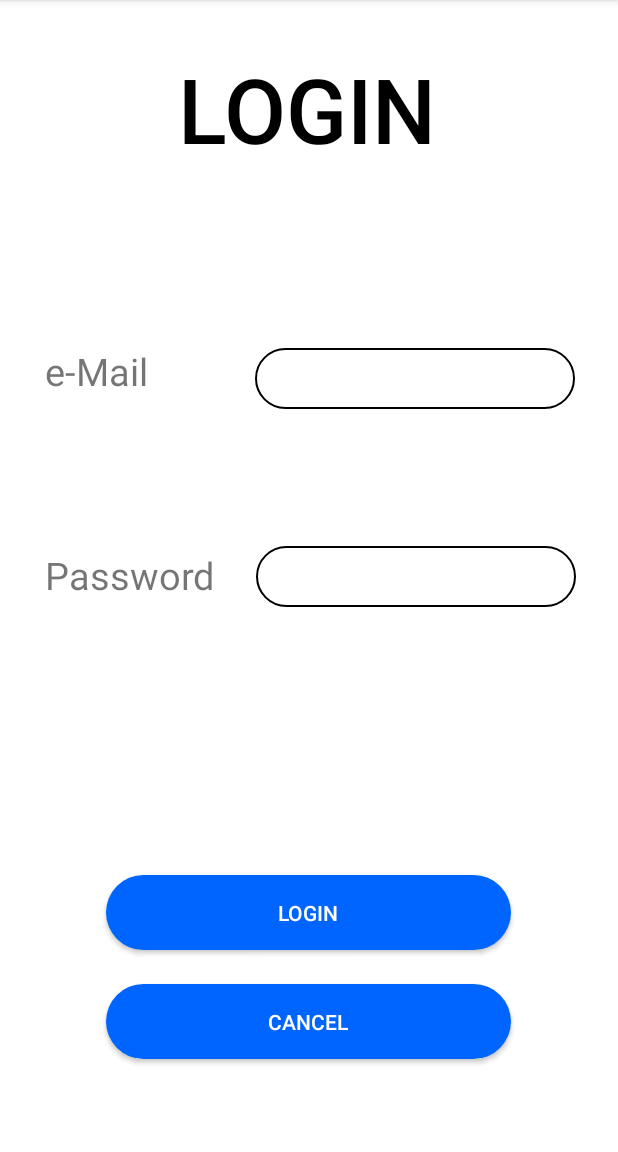
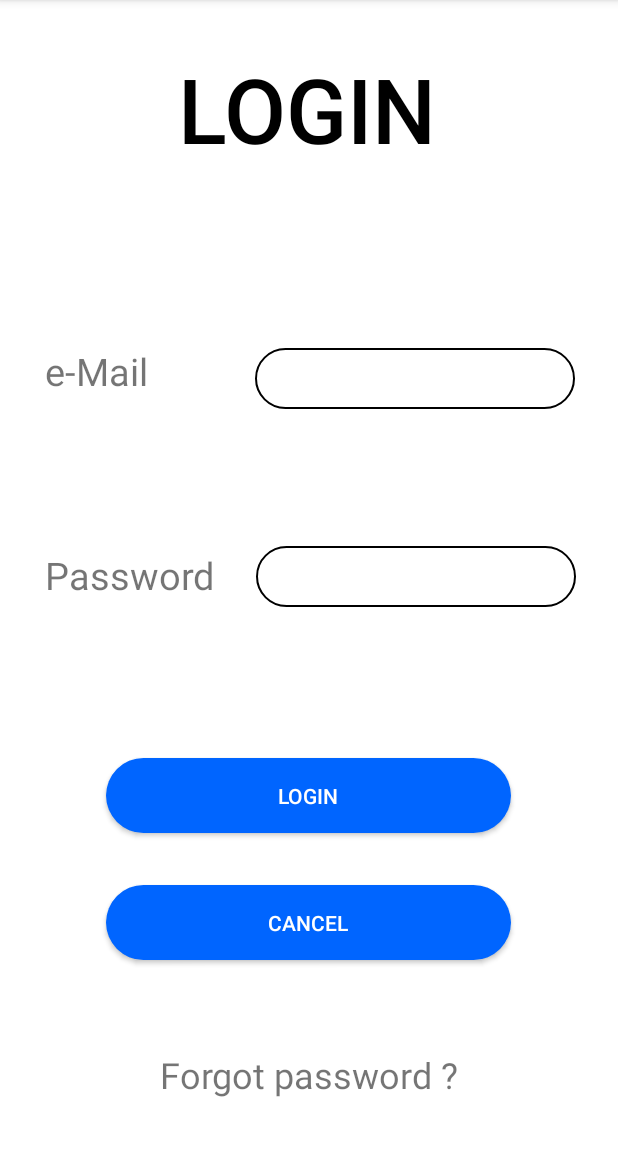
Before and after one commit to lucaLP98/CineMates20_Mobile, an Android app: the screen it shows after launch (MainActivity), after a tap on "LOGIN", on a phone screen of 412 x 824 dp, the part 84-1236 px from its top. Run offline under Robolectric (Android 15) with nearby library versions, the phone set to English and light mode, and no system bars; libraries missing offline, so code that uses them is left out: com.amazonaws.mobileconnectors.

Commit message:
Implementato Login, aggiunta classe astratta FragmentPresenter (riorganizzate classi presenter in funzione di FragmentPresenter)

```diff
--- a/app/build.gradle
+++ b/app/build.gradle
@@ -39,8 +39,6 @@ dependencies {
         exclude group:'commons-logging', module: 'commons-logging'
     }
 
-    implementation 'com.facebook.android:facebook-android-sdk:[4,5)'
-
     implementation platform('com.amazonaws:aws-java-sdk-bom:1.11.1000')
     implementation 'com.amazonaws:aws-android-sdk-cognitoidentityprovider:2.6.29'
     implementation 'com.amazonaws:aws-android-sdk-core:2.6.29'
--- a/app/src/main/AndroidManifest.xml
+++ b/app/src/main/AndroidManifest.xml
@@ -1,6 +1,5 @@
 <?xml version="1.0" encoding="utf-8"?>
 <manifest xmlns:android="http://schemas.android.com/apk/res/android" package="it.ingsw.cinemates20_mobile">
-
     <uses-permission android:name="android.permission.INTERNET"/>
     <uses-permission android:name="android.permission.ACCESS_NETWORK_STATE"/>
 
--- a/app/src/main/java/it/ingsw/cinemates20_mobile/presenters/fragments/AccessPresenter.java
+++ b/app/src/main/java/it/ingsw/cinemates20_mobile/presenters/fragments/AccessPresenter.java
@@ -1,4 +1,7 @@
 package it.ingsw.cinemates20_mobile.presenters.fragments;
+
+import androidx.fragment.app.Fragment;
+import androidx.fragment.app.FragmentManager;
 
 import it.ingsw.cinemates20_mobile.R;
 import it.ingsw.cinemates20_mobile.views.fragments.AccessFragment;
@@ -7,16 +10,18 @@ import it.ingsw.cinemates20_mobile.views.fragments.SingUpFragment;
 
 public class AccessPresenter {
     private final AccessFragment accessFragment;
+    private final FragmentManager fragmentManager;
 
     public AccessPresenter(AccessFragment accessFragment){
         this.accessFragment = accessFragment;
+        fragmentManager = accessFragment.getParentFragmentManager();
     }
 
     public void pressLoginButton(){
-        accessFragment.getParentFragmentManager().beginTransaction().addToBackStack(null).replace(R.id.mainActivityContainer, new LoginFragment()).commit();
+        fragmentManager.beginTransaction().addToBackStack(null).replace(R.id.mainActivityContainer, new LoginFragment()).commit();
     }
 
     public void pressSingUpButton(){
-        accessFragment.getParentFragmentManager().beginTransaction().addToBackStack(null).replace(R.id.mainActivityContainer, new SingUpFragment()).commit();
+        fragmentManager.beginTransaction().addToBackStack(null).replace(R.id.mainActivityContainer, new SingUpFragment()).commit();
     }
 }
--- /dev/null
+++ b/app/src/main/java/it/ingsw/cinemates20_mobile/presenters/fragments/FragmentPresenter.java
@@ -0,0 +1,39 @@
+package it.ingsw.cinemates20_mobile.presenters.fragments;
+
+import android.content.Context;
+
+import androidx.appcompat.app.AlertDialog;
+import androidx.fragment.app.Fragment;
+import androidx.fragment.app.FragmentManager;
+
+import it.ingsw.cinemates20_mobile.R;
+
+public abstract class FragmentPresenter {
+    private final FragmentManager fragmentManager;
+    private final Context context;
+
+    public FragmentPresenter(Fragment fragment){
+        fragmentManager = fragment.getParentFragmentManager();
+        context = fragment.getContext();
+    }
+
+    public Context getContext(){ return context; }
+
+    public FragmentManager getFragmentManager(){ return fragmentManager; }
+
+    public void showErrorMessage(String title, String errorMsg){
+        new AlertDialog.Builder(getContext())
+                .setTitle(title)
+                .setMessage(errorMsg)
+                .setNegativeButton("OK", (dialog, which) -> {})
+                .show();
+    }
+
+    public void showSuccessMessage(String title, String successMsg){
+        new AlertDialog.Builder(getContext())
+                .setTitle(title)
+                .setMessage(successMsg)
+                .setPositiveButton("OK", (dialog, which) -> {})
+                .show();
+    }
+}
--- a/app/src/main/java/it/ingsw/cinemates20_mobile/presenters/fragments/LoginPresenter.java
+++ b/app/src/main/java/it/ingsw/cinemates20_mobile/presenters/fragments/LoginPresenter.java
@@ -1,44 +1,89 @@
 package it.ingsw.cinemates20_mobile.presenters.fragments;
 
+import android.content.Intent;
+import android.view.View;
 import android.widget.EditText;
-import android.widget.Toast;
 
 import androidx.annotation.NonNull;
 
+import com.amazonaws.mobileconnectors.cognitoidentityprovider.CognitoDevice;
+import com.amazonaws.mobileconnectors.cognitoidentityprovider.CognitoUser;
+import com.amazonaws.mobileconnectors.cognitoidentityprovider.CognitoUserSession;
+import com.amazonaws.mobileconnectors.cognitoidentityprovider.continuations.AuthenticationContinuation;
+import com.amazonaws.mobileconnectors.cognitoidentityprovider.continuations.AuthenticationDetails;
+import com.amazonaws.mobileconnectors.cognitoidentityprovider.continuations.ChallengeContinuation;
+import com.amazonaws.mobileconnectors.cognitoidentityprovider.continuations.MultiFactorAuthenticationContinuation;
+import com.amazonaws.mobileconnectors.cognitoidentityprovider.handlers.AuthenticationHandler;
+
 import it.ingsw.cinemates20_mobile.R;
+import it.ingsw.cinemates20_mobile.utilities.CognitoSettings;
+import it.ingsw.cinemates20_mobile.views.activities.HomeActivity;
 import it.ingsw.cinemates20_mobile.views.fragments.LoginFragment;
 
-public class LoginPresenter {
-    private LoginFragment loginFragment;
+public class LoginPresenter extends FragmentPresenter{
+    private final EditText emailEditText;
+    private final EditText pswEditText;
 
-    public LoginPresenter(LoginFragment loginFragment){
-        this.loginFragment = loginFragment;
+    public LoginPresenter(LoginFragment loginFragment, View inflate){
+        super(loginFragment);
+
+        emailEditText = inflate.findViewById(R.id.eMailEditText);
+        pswEditText = inflate.findViewById(R.id.passwordEditText);
     }
 
     public void pressCancelButton(){
-        loginFragment.getActivity().getSupportFragmentManager().popBackStack();
+        getFragmentManager().popBackStack();
     }
 
     public void pressLoginButton(){
-        EditText emailEditText = loginFragment.getInflate().findViewById(R.id.eMailEditText);
-        EditText pswEditText = loginFragment.getInflate().findViewById(R.id.passwordEditText);
-
         //required fields check
         if(isEmptyEditText(emailEditText) || isEmptyEditText(pswEditText)){
-            Toast.makeText(loginFragment.getActivity(), R.string.error_empty_field, Toast.LENGTH_SHORT).show();
+            showErrorMessage(getContext().getResources().getString(R.string.error_singin_label), getContext().getResources().getString(R.string.error_empty_field));
             return;
         }
 
+        loginUser(String.valueOf(emailEditText.getText()));
+    }
 
+    private void loginUser(String eMail){
+        CognitoSettings cognitoSettings = new CognitoSettings(getContext());
+        CognitoUser thisUser = cognitoSettings.getUserPool().getUser(eMail);
+
+        thisUser.getSessionInBackground(authenticationHandler);
     }
 
     private boolean isEmptyEditText(@NonNull EditText editText){
-        boolean isEmpty;
-
-        if(editText.getText().toString().equals(""))    isEmpty = true;
-        else    isEmpty = false;
-
-        return isEmpty;
+        return String.valueOf(editText.getText()).equals("");
     }
 
+    private final AuthenticationHandler authenticationHandler = new AuthenticationHandler() {
+        @Override
+        public void onSuccess(CognitoUserSession userSession, CognitoDevice newDevice) {
+            Intent loginIntent = new Intent(getContext(), HomeActivity.class);
+            loginIntent.putExtra("loginToken", userSession.getIdToken().toString());
+            getContext().startActivity(loginIntent);
+        }
+
+        @Override
+        public void getAuthenticationDetails(AuthenticationContinuation authenticationContinuation, String userId) {
+            AuthenticationDetails authenticationDetails = new AuthenticationDetails(userId, String.valueOf(pswEditText.getText()), null);
+            authenticationContinuation.setAuthenticationDetails(authenticationDetails);
+            authenticationContinuation.continueTask();
+        }
+
+        @Override
+        public void getMFACode(MultiFactorAuthenticationContinuation continuation) {
+
+        }
+
+        @Override
+        public void authenticationChallenge(ChallengeContinuation continuation) {
+
+        }
+
+        @Override
+        public void onFailure(Exception exception) {
+            showErrorMessage(getContext().getResources().getString(R.string.error_singin_label), exception.getMessage());
+        }
+    };
 }
--- a/app/src/main/java/it/ingsw/cinemates20_mobile/utilities/CognitoSettings.java
+++ b/app/src/main/java/it/ingsw/cinemates20_mobile/utilities/CognitoSettings.java
@@ -6,9 +6,9 @@ import com.amazonaws.mobileconnectors.cognitoidentityprovider.CognitoUserPool;
 import com.amazonaws.regions.Regions;
 
 public class CognitoSettings {
-    private String userPoolID = "us-east-2_ZDQpJ0hzW";
-    private String clientID = "55pbo7deukaj1l13h24bhrnbio";
-    private String clientSecret = "1hp6qqbvjce7uf24s50q4f58462rl4ku6k96nqt6laetdfm7t3n5";
+    private String userPoolID = " us-east-2_XmVrbqS7s";
+    private String clientID = "36lg0jvgdnr95a32gepj5s712f";
+    private String clientSecret = "ubpprb28bm8la2l607dk1b41hd39ndd757he2nt18l5i33jdbk5";
     private Regions cognitoRegion = Regions.US_EAST_2;
 
     private Context context;
--- a/app/src/main/java/it/ingsw/cinemates20_mobile/views/fragments/AccessFragment.java
+++ b/app/src/main/java/it/ingsw/cinemates20_mobile/views/fragments/AccessFragment.java
@@ -24,7 +24,7 @@ public class AccessFragment extends Fragment {
         accessPresenter = new AccessPresenter(this);
 
         // Inflate the layout for this fragment
-       View inflate = inflater.inflate(R.layout.fragment_access, container, false);
+        View inflate = inflater.inflate(R.layout.fragment_access, container, false);
 
         inflate.findViewById(R.id.goToLoginButton).setOnClickListener( v -> accessPresenter.pressLoginButton());
         inflate.findViewById(R.id.goToSingUpButton).setOnClickListener( v -> accessPresenter.pressSingUpButton());
--- a/app/src/main/java/it/ingsw/cinemates20_mobile/views/fragments/LoginFragment.java
+++ b/app/src/main/java/it/ingsw/cinemates20_mobile/views/fragments/LoginFragment.java
@@ -2,21 +2,17 @@ package it.ingsw.cinemates20_mobile.views.fragments;
 
 import android.os.Bundle;
 
-import androidx.appcompat.widget.Toolbar;
 import androidx.fragment.app.Fragment;
 
 import android.view.LayoutInflater;
 import android.view.View;
 import android.view.ViewGroup;
-import android.widget.Button;
 
 import it.ingsw.cinemates20_mobile.R;
 import it.ingsw.cinemates20_mobile.presenters.fragments.LoginPresenter;
 
 public class LoginFragment extends Fragment {
-
     private LoginPresenter loginPresenter;
-    private View inflate;
 
     @Override
     public void onCreate(Bundle savedInstanceState) {
@@ -25,18 +21,14 @@ public class LoginFragment extends Fragment {
 
     @Override
     public View onCreateView(LayoutInflater inflater, ViewGroup container, Bundle savedInstanceState) {
-        loginPresenter = new LoginPresenter(this);
+        // Inflate the layout for this fragment
+        View inflate = inflater.inflate(R.layout.fragment_login, container, false);
 
-        // Inflate the layout for this fragment
-        inflate = inflater.inflate(R.layout.fragment_login, container, false);
+        loginPresenter = new LoginPresenter(this, inflate);
 
         inflate.findViewById(R.id.cancelLoginButton).setOnClickListener( v -> loginPresenter.pressCancelButton());
         inflate.findViewById(R.id.loginButton).setOnClickListener( v -> loginPresenter.pressLoginButton());
 
         return inflate;
     }
-
-    public View getInflate(){
-        return inflate;
-    }
 }
--- a/app/src/main/java/it/ingsw/cinemates20_mobile/views/fragments/VerificationCodeSingUpFragment.java
+++ b/app/src/main/java/it/ingsw/cinemates20_mobile/views/fragments/VerificationCodeSingUpFragment.java
@@ -29,10 +29,10 @@ public class VerificationCodeSingUpFragment extends Fragment {
 
     @Override
     public View onCreateView(LayoutInflater inflater, ViewGroup container, Bundle savedInstanceState) {
-        verificationCodePresenter = new VerificationCodePresenter(this, userEmail);
-
         // Inflate the layout for this fragment
         inflate = inflater.inflate(R.layout.fragment_verification_code_sing_up, container, false);
+
+        verificationCodePresenter = new VerificationCodePresenter(this, inflate, userEmail);
 
         inflate.findViewById(R.id.singupVerificationCodeButton).setOnClickListener( v -> verificationCodePresenter.clickConfirmRegistrazion());
 
--- a/app/src/main/res/layout/fragment_login.xml
+++ b/app/src/main/res/layout/fragment_login.xml
@@ -61,7 +61,7 @@
         app:layout_constraintHorizontal_bias="0.496"
         app:layout_constraintStart_toStartOf="parent"
         app:layout_constraintTop_toTopOf="parent"
-        app:layout_constraintVertical_bias="0.812"
+        app:layout_constraintVertical_bias="0.704"
         tools:ignore="TouchTargetSizeCheck,SpeakableTextPresentCheck,SpeakableTextPresentCheck" />
 
     <android.widget.Button
@@ -76,7 +76,19 @@
         app:layout_constraintHorizontal_bias="0.496"
         app:layout_constraintStart_toStartOf="parent"
         app:layout_constraintTop_toTopOf="parent"
-        app:layout_constraintVertical_bias="0.914" />
+        app:layout_constraintVertical_bias="0.822" />
+
+    <TextView
+        android:id="@+id/forgotPasswordTextView"
+        android:layout_width="wrap_content"
+        android:layout_height="wrap_content"
+        android:text="@string/forgotPassword"
+        android:textSize="24sp"
+        app:layout_constraintBottom_toBottomOf="parent"
+        app:layout_constraintEnd_toEndOf="parent"
+        app:layout_constraintStart_toStartOf="parent"
+        app:layout_constraintTop_toTopOf="parent"
+        app:layout_constraintVertical_bias="0.952" />
 
     <EditText
         android:id="@+id/passwordEditText"
@@ -95,16 +107,15 @@
         android:id="@+id/eMailEditText"
         android:layout_width="wrap_content"
         android:layout_height="wrap_content"
-        android:autofillHints=""
-        android:background="@drawable/textfield_rounded_corner"
         android:ems="10"
         android:inputType="textEmailAddress"
+        android:background="@drawable/textfield_rounded_corner"
         app:layout_constraintBottom_toBottomOf="parent"
         app:layout_constraintEnd_toEndOf="parent"
         app:layout_constraintHorizontal_bias="0.855"
         app:layout_constraintStart_toStartOf="parent"
         app:layout_constraintTop_toTopOf="parent"
-        app:layout_constraintVertical_bias="0.319"
-        tools:ignore="TouchTargetSizeCheck,TouchTargetSizeCheck,TouchTargetSizeCheck,SpeakableTextPresentCheck" />
+        app:layout_constraintVertical_bias="0.319"/>
+
 
 </androidx.constraintlayout.widget.ConstraintLayout>
--- a/app/src/main/res/layout/fragment_sing_up.xml
+++ b/app/src/main/res/layout/fragment_sing_up.xml
@@ -210,6 +210,8 @@
         android:layout_width="wrap_content"
         android:layout_height="wrap_content"
         android:text="@string/requiredField"
+        android:textColor="@color/red"
+        android:textSize="14sp"
         app:layout_constraintBottom_toBottomOf="parent"
         app:layout_constraintEnd_toEndOf="parent"
         app:layout_constraintStart_toStartOf="parent"
--- a/app/src/main/res/values/colors.xml
+++ b/app/src/main/res/values/colors.xml
@@ -7,6 +7,7 @@
     <color name="teal_700">#FF018786</color>
     <color name="black">#FF000000</color>
     <color name="white">#FFFFFFFF</color>
+    <color name="red">#dd0000</color>
 
     <color name="Cinemate_yellow_clear">#A88D09</color>
     <color name="Cinemate_yellow_dark">#715F05</color>
--- a/app/src/main/res/values/strings.xml
+++ b/app/src/main/res/values/strings.xml
@@ -31,4 +31,5 @@
     <string name="success_singup_msg">Sing-Up was successful! You will be redirected to the main login page</string>
     <string name="error_singup_label">SING-UP ERROR</string>
     <string name="error_verification_code">The verification code inserted is wrong!</string>
+    <string name="error_singin_label">LOG-IN ERROR</string>
 </resources>
```
Also changed, not shown: app/src/main/java/it/ingsw/cinemates20_mobile/model/User.java (added, +31 -0 lines), app/src/main/java/it/ingsw/cinemates20_mobile/presenters/activities/HomePresenter.java (+8 -0 lines), app/src/main/java/it/ingsw/cinemates20_mobile/presenters/fragments/SingUpPresenter.java (+40 -49 lines), app/src/main/java/it/ingsw/cinemates20_mobile/presenters/fragments/VerificationCodePresenter.java (+18 -39 lines), app/src/main/java/it/ingsw/cinemates20_mobile/views/activities/HomeActivity.java (+11 -1 lines), app/src/main/java/it/ingsw/cinemates20_mobile/views/fragments/SingUpFragment.java (+4 -9 lines), 1 other file.
